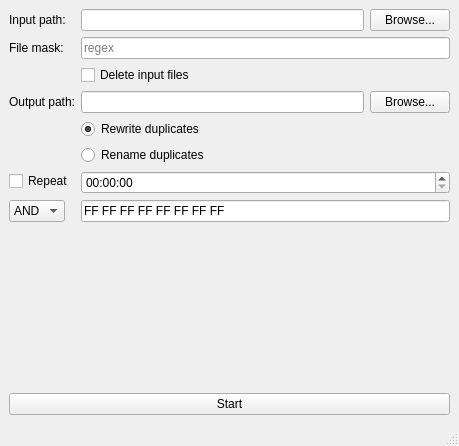
This is mainwindow.ui in G-L-X-B/colibri as Qt 5 draws it before an edit. The edited form follows.
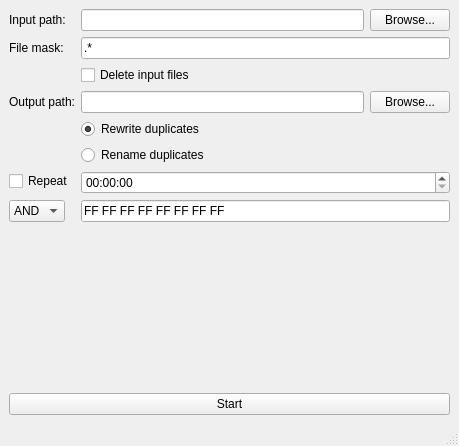
This is the edited form.

Commit message: ref: Moved file processing into dedicated process_file method

```diff
--- a/mainwindow.ui
+++ b/mainwindow.ui
@@ -63,6 +63,9 @@
       </item>
       <item row="2" column="1">
        <widget class="QLineEdit" name="fileMaskInput">
+        <property name="text">
+         <string>.*</string>
+        </property>
         <property name="placeholderText">
          <string>regex</string>
         </property>
```
Left out of the diff: 6 changed lines with no effect on the pictures. The commit also changes 2 other files.
